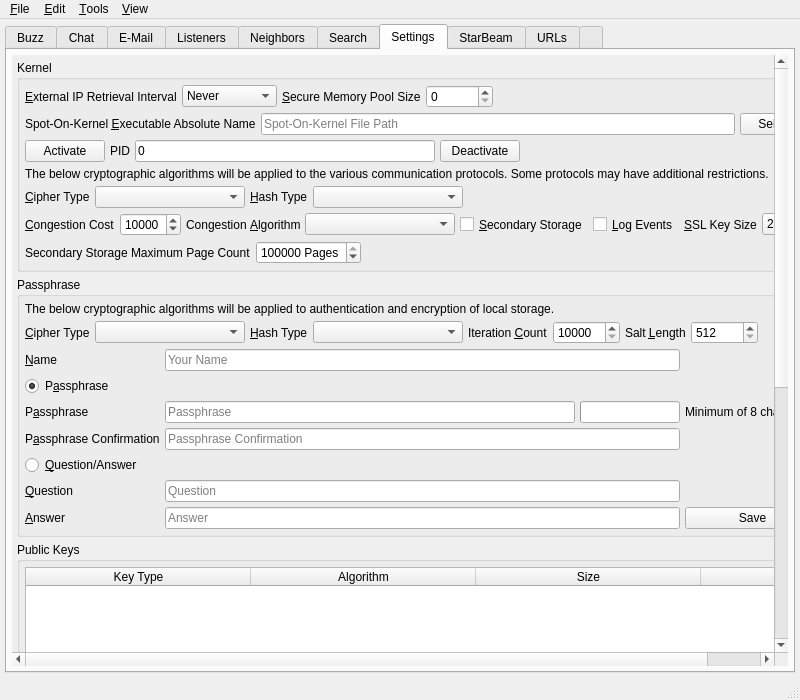
This is branches/trunk/UI/spot-on-controlcenter.ui in textbrowser/spot-on as Qt 5 draws it before an edit. The edited form follows.
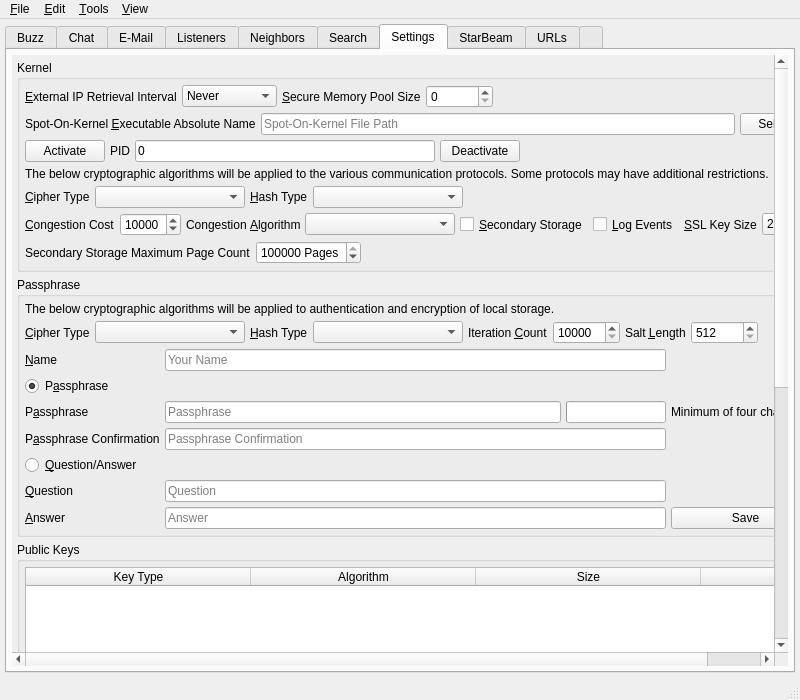
This is the edited form. The open tabs and pages were chosen to show the change. Icons and pictures are not drawn. Custom widgets are drawn as their Qt base class.

Commit message: Minimum password length.

```diff
--- a/branches/trunk/UI/spot-on-controlcenter.ui
+++ b/branches/trunk/UI/spot-on-controlcenter.ui
@@ -6034,7 +6034,7 @@
            <property name="geometry">
             <rect>
              <x>0</x>
-             <y>-724</y>
+             <y>0</y>
              <width>907</width>
              <height>1293</height>
             </rect>
@@ -6668,7 +6668,7 @@
                    <item row="3" column="2">
                     <widget class="QLabel" name="label_58">
                      <property name="text">
-                      <string>Minimum of 8 characters.</string>
+                      <string>Minimum of four characters.</string>
                      </property>
                     </widget>
                    </item>
```
Left out of the diff: 2 changed lines with no effect on the pictures. The commit also changes 4 other files.
